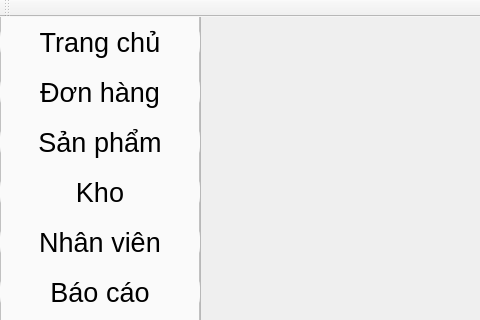
First picture: the form in coffee_shop_management_system/coffee_shop_management_system/GUI/AdminDashboard.ui, repository PhucHoang200/coffee-shop-management-system, before the edit; both pictures show x 0 to 480 and y 0 to 320 of the 1184 by 597 pixel window.
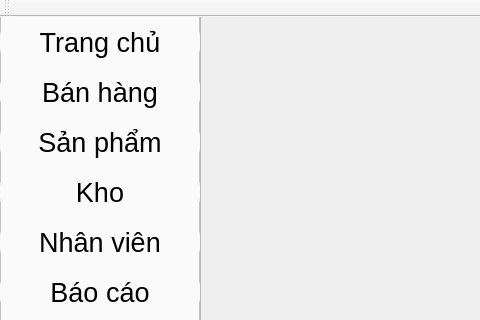
Second picture: the form after the edit.

What changed in the file:
```diff
--- a/coffee_shop_management_system/coffee_shop_management_system/GUI/AdminDashboard.ui
+++ b/coffee_shop_management_system/coffee_shop_management_system/GUI/AdminDashboard.ui
@@ -135,7 +135,7 @@
 </string>
      </property>
      <property name="text">
-      <string>Đơn hàng</string>
+      <string>Bán hàng</string>
      </property>
     </widget>
     <widget class="QPushButton" name="button3">
```
